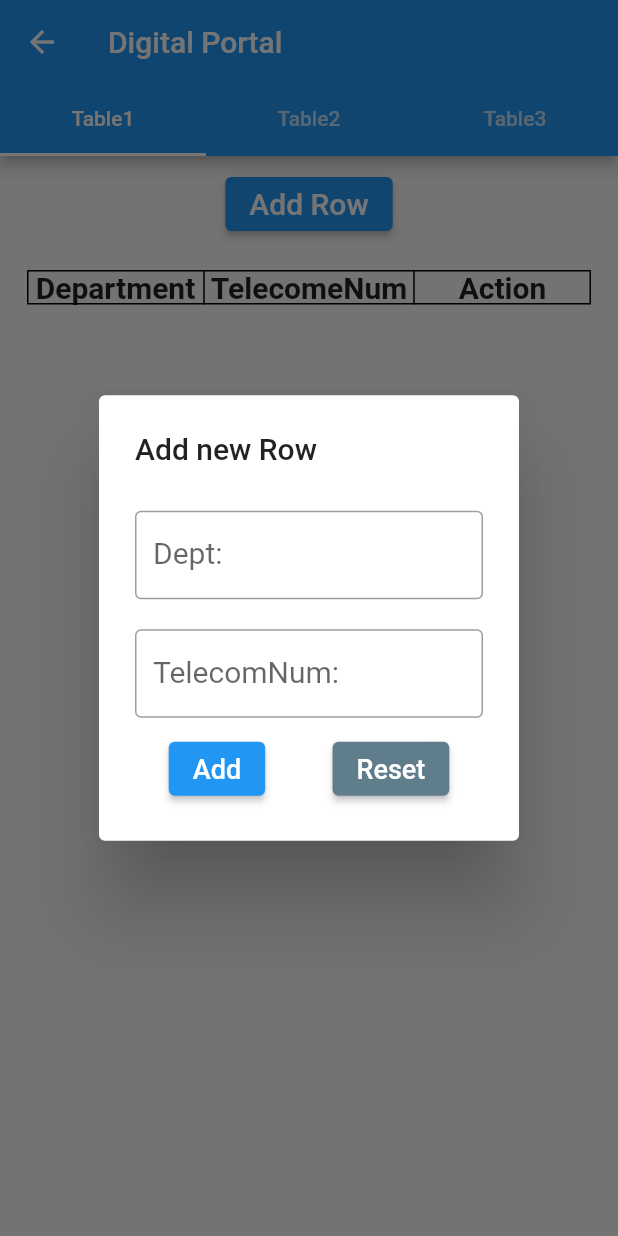
After one commit to Ramyasri0711/digi_port, a Flutter app: the TableView screen opened directly, after a tap on "Add Row", on a phone screen of 412 x 824 dp. The commit adds this screen. Run offline on Flutter 3.47's test engine with Material 2 defaults, Android fonts, the phone set to English and light mode, and no system bars; our stand-ins replace cloud_firestore, firebase_auth, firebase_core; accounts and stored records are empty.

Commit message:
tab bar and drawer created table view displayed

```diff
--- a/lib/home_page.dart
+++ b/lib/home_page.dart
@@ -1,6 +1,6 @@
-import 'package:digiport/table_view.dart';
 import 'package:flutter/material.dart';
 import 'table_view.dart';
+
 class Home extends StatefulWidget {
   const Home({Key? key}) : super(key: key);
 
--- /dev/null
+++ b/lib/table1.dart
@@ -0,0 +1,307 @@
+import 'package:cloud_firestore/cloud_firestore.dart';
+import 'package:flutter/material.dart';
+
+import 'update_table_content.dart';
+
+class FirstTable extends StatefulWidget {
+  const FirstTable({Key? key}) : super(key: key);
+
+  @override
+  State<FirstTable> createState() => _FirstTableState();
+}
+
+class _FirstTableState extends State<FirstTable> {
+  @override
+  Widget build(BuildContext context) {
+    return Container(
+      child: Padding(
+        padding: const EdgeInsets.all(8.0),
+        child: Column(
+          children: [
+            ElevatedButton(
+              onPressed: () => {
+              showDialog(
+              context: context,
+              builder: (context) => const AddTableContent(),
+              ),
+              },
+              child: const Text('Add Row', style: TextStyle(fontSize: 20.0)),
+              // style: ElevatedButton.styleFrom(primary: Colors.deepPurple),
+            ),
+            const ViewTable(),
+          ],
+        ),
+      ),
+    );
+  }
+}
+class AddTableContent extends StatefulWidget {
+  const AddTableContent({Key? key}) : super(key: key);
+
+  @override
+  State<AddTableContent> createState() => _AddTableContentState();
+}
+
+class _AddTableContentState extends State<AddTableContent> {
+ var dept='';
+ var num='';
+ final _formKey = GlobalKey<FormState>();
+ final deptController = TextEditingController();
+ final numController = TextEditingController();
+
+ @override
+  void dispose() {
+    super.dispose();
+    deptController.dispose();
+    numController.dispose();
+  }
+
+  clearText(){
+   deptController.clear();
+   numController.clear();
+  }
+
+  CollectionReference tableOne=FirebaseFirestore.instance.collection('tableOne');
+
+ Future<void> addUser() {
+   return tableOne
+       .add({'department': dept, 'telecomNum': num,})
+       .then((value) => print('row Added'))
+       .catchError((error) => print('Failed to Add user: $error'));
+ }
+
+  @override
+  Widget build(BuildContext context) {
+    return  AlertDialog(
+      title: const Text('Add new Row'),
+      content:Form(
+        key: _formKey,
+        child: Container(
+          width: MediaQuery.of(context).size.width / 3,
+          child: SingleChildScrollView(
+            child: Column(
+                children: [
+                  Container(
+                    margin: const EdgeInsets.symmetric(vertical: 10.0),
+                    child: TextFormField(
+                      autofocus: false,
+                      decoration: const InputDecoration(
+                        labelText: 'Dept: ',
+                        labelStyle: const TextStyle(fontSize: 20.0),
+                        border: const OutlineInputBorder(),
+                        errorStyle:
+                        const TextStyle(color: Colors.redAccent, fontSize: 15),
+                      ),
+                      controller: deptController,
+                      validator: (value) {
+                        if (value == null || value.isEmpty) {
+                          return 'Please Enter Dept';
+                        }
+                        return null;
+                      },
+                    ),
+                  ),
+                  Container(
+                    margin: const EdgeInsets.symmetric(vertical: 10.0),
+                    child: TextFormField(
+                      autofocus: false,
+                      decoration: const InputDecoration(
+                        labelText: 'TelecomNum: ',
+                        labelStyle: TextStyle(fontSize: 20.0),
+                        border: OutlineInputBorder(),
+                        errorStyle:
+                        TextStyle(color: Colors.redAccent, fontSize: 15),
+                      ),
+                      controller: numController,
+                      validator: (value) {
+                        if (value == null || value.isEmpty) {
+                          return 'Please Enter Num';
+                        }
+                        return null;
+                      },
+                    ),
+                  ),
+
+                  Container(
+                    child: Row(
+                      mainAxisAlignment: MainAxisAlignment.spaceAround,
+                      children: [
+                        ElevatedButton(
+                          onPressed: () {
+                            if(_formKey.currentState!.validate() && deptController.text!='' &&numController.text!='') {
+                            setState(() {
+                              dept = deptController.text;
+                              num = numController.text;
+                              addUser();
+                            });
+                            Navigator.pop(context);
+                          }
+                        },
+                          child: const Text(
+                            'Add',
+                            style: const TextStyle(fontSize: 18.0),
+                          ),
+                        ),
+                        ElevatedButton(
+                          onPressed: () => {clearText()},
+                          child: const Text(
+                            'Reset',
+                            style: const TextStyle(fontSize: 18.0),
+                          ),
+                          style: ElevatedButton.styleFrom(primary: Colors.blueGrey),
+                        ),
+                      ],
+                    ),
+                  )
+                ],
+              ),
+          ),
+        ),
+      ),
+    );
+  }
+}
+
+class ViewTable extends StatefulWidget {
+  const ViewTable({Key? key}) : super(key: key);
+
+  @override
+  State<ViewTable> createState() => _ViewTableState();
+}
+
+class _ViewTableState extends State<ViewTable> {
+
+  final Stream<QuerySnapshot> tableOneStream =
+  FirebaseFirestore.instance.collection('tableOne').snapshots();
+
+  // For Deleting User
+  CollectionReference students =
+  FirebaseFirestore.instance.collection('tableOne');
+  Future<void> deleteUser(id) {
+    // print("User Deleted $id");
+    return students
+        .doc(id)
+        .delete()
+        .then((value) => print('User Deleted'))
+        .catchError((error) => print('Failed to Delete user: $error'));
+  }
+
+  @override
+  Widget build(BuildContext context) {
+    return StreamBuilder<QuerySnapshot>(
+        stream: tableOneStream,
+        builder: (BuildContext context, AsyncSnapshot<QuerySnapshot> snapshot) {
+          if (snapshot.hasError) {
+            print('Something went Wrong');
+          }
+          if (snapshot.connectionState == ConnectionState.waiting) {
+            return const Center(
+              child: CircularProgressIndicator(),
+            );
+          }
+
+          final List storedocs = [];
+          snapshot.data!.docs.map((DocumentSnapshot document) {
+            Map a = document.data() as Map<String, dynamic>;
+            storedocs.add(a);
+            a['id'] = document.id;
+          }).toList();
+
+          return Container(
+            margin: const EdgeInsets.symmetric(horizontal: 10.0, vertical: 20.0),
+            child: SingleChildScrollView(
+              scrollDirection: Axis.vertical,
+              child: Table(
+                border: TableBorder.all(),
+                columnWidths: const <int, TableColumnWidth>{
+                  1: FixedColumnWidth(140),
+                },
+                defaultVerticalAlignment: TableCellVerticalAlignment.middle,
+                children: [
+                  const TableRow(
+                    children: [
+                      TableCell(
+                        child: const Center(
+                          child: Text(
+                            'Department',
+                            style: TextStyle(
+                              fontSize: 20.0,
+                              fontWeight: FontWeight.bold,
+                            ),
+                          ),
+                        ),
+                      ),
+                      const TableCell(
+                        child: Center(
+                          child: Text(
+                            'TelecomeNum',
+                            style: TextStyle(
+                              fontSize: 20.0,
+                              fontWeight: FontWeight.bold,
+                            ),
+                          ),
+                        ),
+                      ),
+                      const TableCell(
+                        child: const Center(
+                          child: Text(
+                            'Action',
+                            style: TextStyle(
+                              fontSize: 20.0,
+                              fontWeight: FontWeight.bold,
+                            ),
+                          ),
+                        ),
+                      ),
+                    ],
+                  ),
+                  for (var i = 0; i < storedocs.length; i++) ...[
+                    TableRow(
+                      children: [
+                        TableCell(
+                          child: Center(
+                              child: Text(storedocs[i]['department'],
+                                  style: const TextStyle(fontSize: 18.0))),
+                        ),
+                        TableCell(
+                          child: Center(
+                              child: Text(storedocs[i]['telecomNum'],
+                                  style: const TextStyle(fontSize: 18.0))),
+                        ),
+                        TableCell(
+                          child: Row(
+                            mainAxisAlignment: MainAxisAlignment.center,
+                            children: [
+                              IconButton(
+                                onPressed: () => {
+                                  showDialog(
+                                    context: context,
+                                    builder: (context) => UpdateTableContent(id:storedocs[i]['id']),
+                                  ),
+                                },
+                                icon: const Icon(
+                                  Icons.edit,
+                                  color: Colors.orange,
+                                ),
+                              ),
+                              IconButton(
+                                onPressed: (){},
+                               // {deleteUser(storedocs[i]['id'])},
+                                icon: const Icon(
+                                  Icons.delete,
+                                  color: Colors.red,
+                                ),
+                              ),
+                            ],
+                          ),
+                        ),
+                      ],
+                    ),
+                  ],
+                ],
+              ),
+            ),
+          );
+        });
+  }
+}
--- a/lib/table_view.dart
+++ b/lib/table_view.dart
@@ -1,3 +1,5 @@
+
+import 'package:digiport/table1.dart';
 import 'package:flutter/material.dart';
 
 class TableView extends StatefulWidget {
@@ -33,7 +35,7 @@ class _TableViewState extends State<TableView> {
         body: const TabBarView(
           children: <Widget>[
             Center(
-              child: Text("Table1"),
+              child: FirstTable(),
             ),
             Center(
               child: Text("Table2"),
@@ -46,4 +48,4 @@ class _TableViewState extends State<TableView> {
       ),
     );
   }
-  }
+}
```
Also changed, not shown: lib/update_table_content.dart (added, +131 -0 lines). Lines whose indentation alone changed are shown as unchanged.
